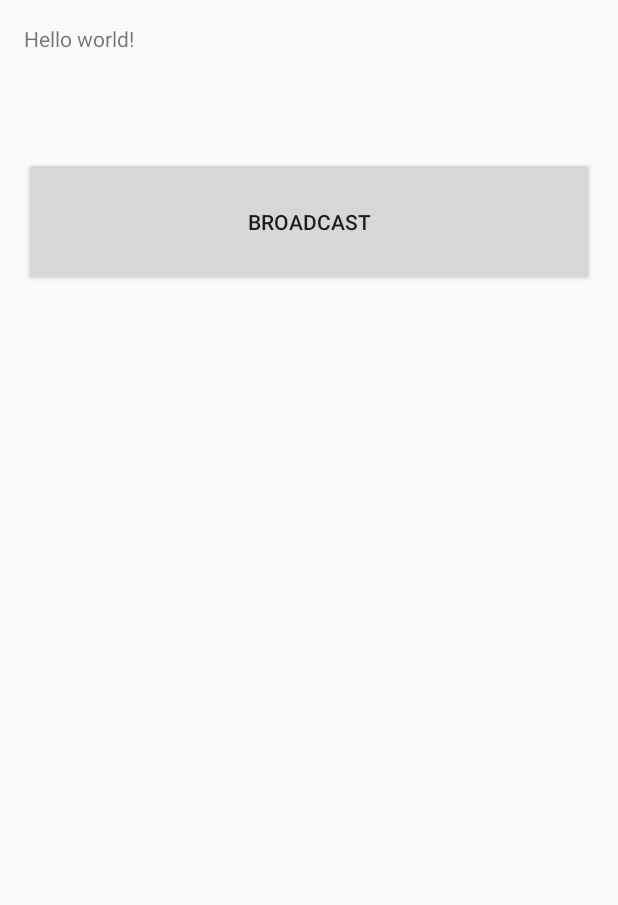
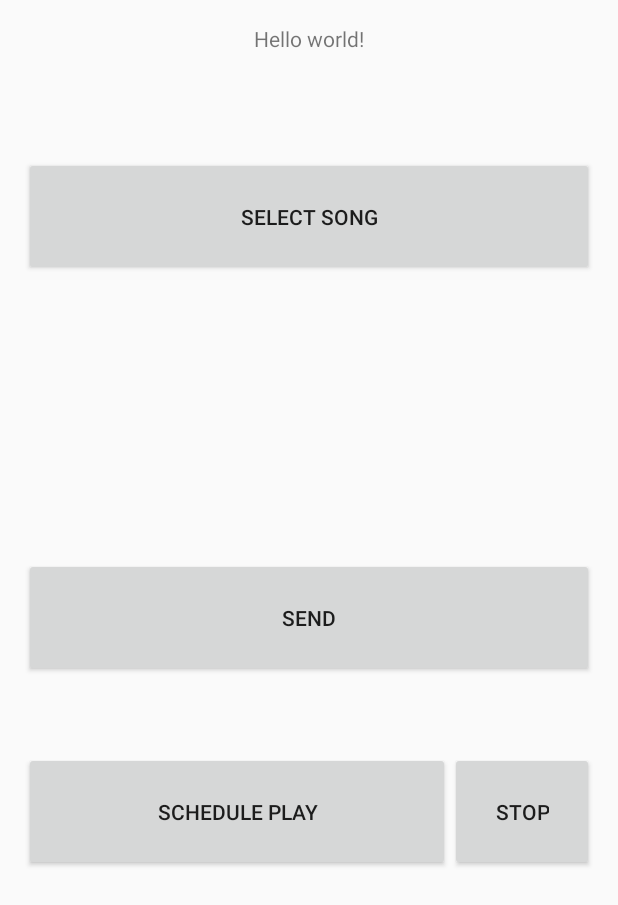
Before and after one commit to aswinkarthik/paatu_paadava, an Android app: the screen it shows after launch (MainActivity), on a phone screen of 412 x 824 dp. Shown: the top 905 px of the screen. Run offline under Robolectric (Android 15) with nearby library versions, the phone set to English and light mode, and no system bars.

Commit message:
[Aswin] - Adding a player to play songs; Better logging too;

```diff
--- a/app/src/main/java/org/mindapps/paatupaadava/PeerList.java
+++ b/app/src/main/java/org/mindapps/paatupaadava/PeerList.java
@@ -4,6 +4,7 @@ import android.net.wifi.p2p.WifiP2pDevice;
 import android.net.wifi.p2p.WifiP2pDeviceList;
 import android.util.Log;
 
+import java.io.File;
 import java.util.ArrayList;
 import java.util.List;
 
@@ -13,11 +14,13 @@ public class PeerList implements PeerListListener {
 
     private final List<WifiP2pDevice> peers = new ArrayList<>();
 
+    private final String TAG = this.getClass().getName();
+
     @Override
     public void onPeersAvailable(WifiP2pDeviceList peerList) {
         peers.clear();
         peers.addAll(peerList.getDeviceList());
 
-        Log.i("App-Log", "Peers has changed. New size is " + peers.size());
+        Log.i(TAG, "Peers has changed. New size is " + peers.size());
     }
 }
--- a/app/src/main/res/layout/activity_main.xml
+++ b/app/src/main/res/layout/activity_main.xml
@@ -7,20 +7,61 @@
 
     <TextView android:text="@string/hello_world" android:layout_width="wrap_content"
         android:layout_height="wrap_content"
-        android:id="@+id/textViewThatWeDisplay" />
+        android:id="@+id/textViewThatWeDisplay"
+        android:layout_alignParentTop="true"
+        android:layout_centerHorizontal="true" />
 
     <Button
         android:layout_width="wrap_content"
         android:layout_height="wrap_content"
-        android:text="Broadcast"
+        android:text="Select Song"
         android:id="@+id/button"
         android:layout_below="@+id/textViewThatWeDisplay"
         android:layout_marginTop="69dp"
-        android:onClick="broadcastMessageToClients"
+        android:onClick="selectSong"
         android:layout_alignParentLeft="true"
         android:layout_alignParentStart="true"
         android:layout_alignParentRight="true"
         android:layout_alignParentEnd="true"
-        android:padding="50px" />
+        android:padding="30dp" />
+
+    <Button
+        android:layout_width="wrap_content"
+        android:layout_height="wrap_content"
+        android:text="Send"
+        android:id="@+id/button2"
+        android:onClick="sendFile"
+        android:padding="30dp"
+        android:layout_centerVertical="true"
+        android:layout_alignParentLeft="true"
+        android:layout_alignParentStart="true"
+        android:layout_alignRight="@+id/button"
+        android:layout_alignEnd="@+id/button"
+        />
+
+    <Button
+        android:layout_width="wrap_content"
+        android:layout_height="wrap_content"
+        android:text="Schedule Play"
+        android:id="@+id/button3"
+        android:onClick="schedulePlay"
+        android:padding="30dp"
+        android:layout_below="@+id/button2"
+        android:layout_marginTop="50dp"
+        android:layout_alignParentLeft="true"
+        android:layout_alignParentStart="true"
+        android:layout_toStartOf="@+id/button4"
+        android:layout_toLeftOf="@+id/button4" />
+
+    <Button
+        android:layout_width="wrap_content"
+        android:layout_height="wrap_content"
+        android:text="Stop"
+        android:id="@+id/button4"
+        android:onClick="scheduleStop"
+        android:padding="30dp"
+        android:layout_alignTop="@+id/button3"
+        android:layout_alignParentRight="true"
+        android:layout_alignParentEnd="true" />
 
 </RelativeLayout>
```
Also changed, not shown: app/src/main/AndroidManifest.xml (+10 -10 lines), app/src/main/java/org/mindapps/paatupaadava/MainActivity.java (+75 -29 lines), app/src/main/java/org/mindapps/paatupaadava/WifiBroadcastReceiver.java (+5 -3 lines), app/src/main/java/org/mindapps/paatupaadava/utils/MP3Player.java (added, +41 -0 lines).
